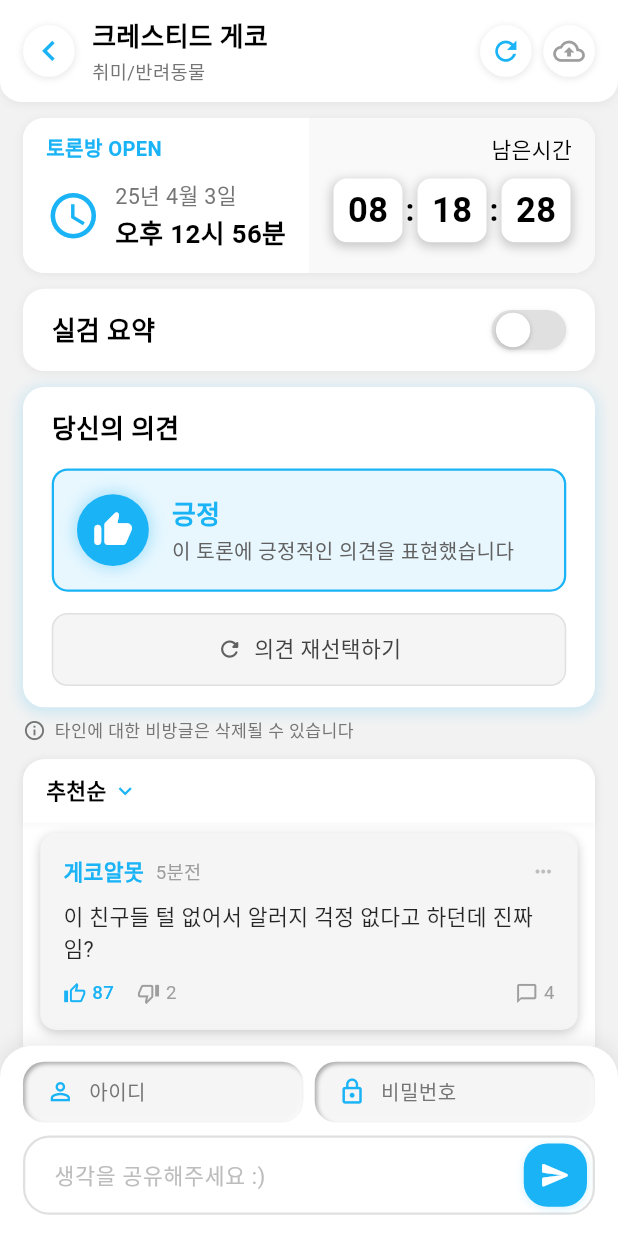
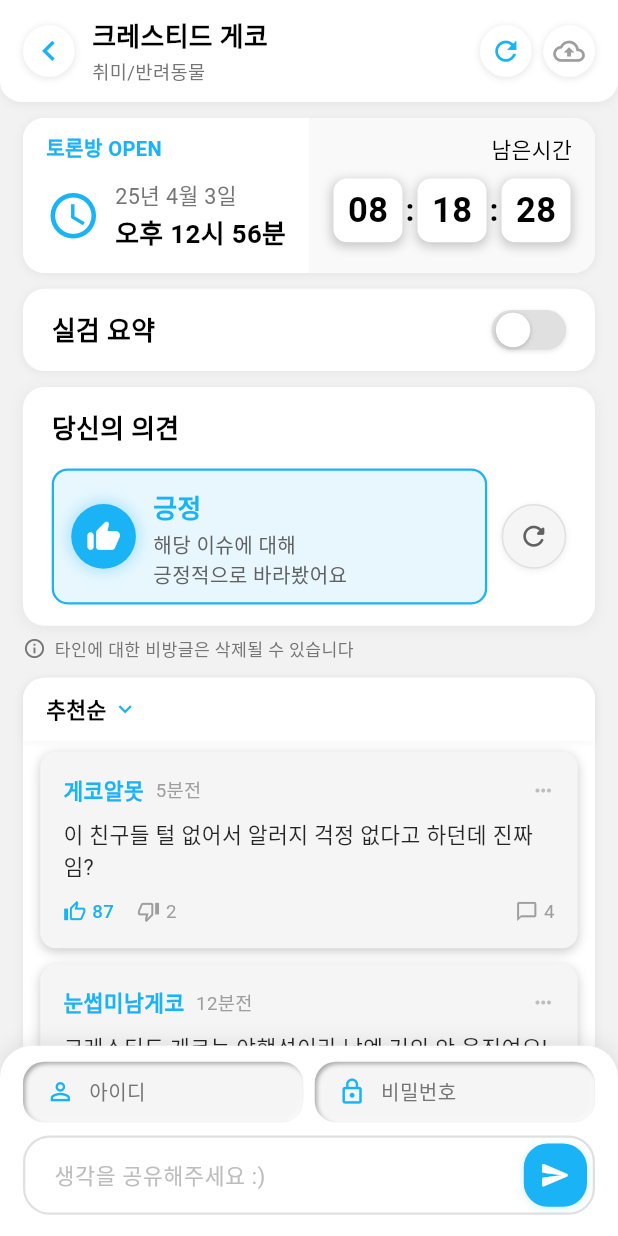
Before and after one commit to kara090813/trendly, a Flutter app: the DiscussionRoomScreen screen opened directly with empty values, after a tap on "긍정", on a phone screen of 412 x 824 dp. Run offline on Flutter 3.47's test engine with Material 3 defaults, Android fonts, the phone set to English and light mode, and no system bars; drawn by our look-alikes of flutter_animate; our stand-ins replace auto_size_text, flutter_neumorphic_plus, flutter_screenutil, flutter_spinkit, flutter_staggered_animations, freezed_annotation and 4 more; accounts and stored records are empty; network calls fail; Roboto replaces fonts that are missing (asgm).

Commit message:
discussionRoom reaction animation 2

```diff
--- a/lib/screens/discussionRoom_screen.dart
+++ b/lib/screens/discussionRoom_screen.dart
@@ -2,6 +2,7 @@ import 'package:flutter/material.dart';
 import 'package:flutter_screenutil/flutter_screenutil.dart';
 import 'package:go_router/go_router.dart';
 import 'package:flutter_neumorphic_plus/flutter_neumorphic.dart';
+import 'package:flutter_animate/flutter_animate.dart';
 import 'dart:math' as math;
 
 class DiscussionRoomScreen extends StatefulWidget {
@@ -16,7 +17,8 @@ class DiscussionRoomScreen extends StatefulWidget {
   State<DiscussionRoomScreen> createState() => _DiscussionRoomScreenState();
 }
 
-class _DiscussionRoomScreenState extends State<DiscussionRoomScreen> with SingleTickerProviderStateMixin {
+class _DiscussionRoomScreenState extends State<DiscussionRoomScreen>
+    with SingleTickerProviderStateMixin {
   bool _isRealTimeSummaryEnabled = false;
   String? _selectedSentiment; // null, 'positive', 'neutral', 'negative'
   bool _isAnimating = false;
@@ -24,6 +26,10 @@ class _DiscussionRoomScreenState extends State<DiscussionRoomScreen> with Single
   // 애니메이션 컨트롤러
   late AnimationController _animController;
   late Animation<double> _pulseAnimation;
+
+  final GlobalKey _positiveKey = GlobalKey();
+  final GlobalKey _neutralKey = GlobalKey();
+  final GlobalKey _negativeKey = GlobalKey();
 
   @override
   void initState() {
@@ -35,9 +41,8 @@ class _DiscussionRoomScreenState extends State<DiscussionRoomScreen> with Single
       duration: Duration(milliseconds: 400),
     );
 
-    _pulseAnimation = Tween<double>(begin: 1.0, end: 1.08).animate(
-        CurvedAnimation(parent: _animController, curve: Curves.easeInOutBack)
-    );
+    _pulseAnimation = Tween<double>(begin: 1.0, end: 1.05).animate(
+        CurvedAnimation(parent: _animController, curve: Curves.easeInOutBack));
 
     _animController.addStatusListener((status) {
       if (status == AnimationStatus.completed) {
@@ -76,17 +81,18 @@ class _DiscussionRoomScreenState extends State<DiscussionRoomScreen> with Single
                     SizedBox(height: 12.h),
                     // 감정 버튼 영역 (애니메이션 전환)
                     AnimatedSwitcher(
-                      duration: Duration(milliseconds: 500),
+                      duration: Duration(milliseconds: 600),
                       transitionBuilder: (Widget child, Animation<double> animation) {
+                        // custom 전환 효과
                         return FadeTransition(
                           opacity: animation,
-                          child: SlideTransition(
-                            position: Tween<Offset>(
-                              begin: Offset(0.0, 0.1),
-                              end: Offset.zero,
+                          child: ScaleTransition(
+                            scale: Tween<double>(
+                                begin: 0.95,
+                                end: 1.0
                             ).animate(CurvedAnimation(
                               parent: animation,
-                              curve: Curves.easeOutCubic,
+                              curve: Curves.easeOutBack,
                             )),
                             child: child,
                           ),
@@ -139,14 +145,16 @@ class _DiscussionRoomScreenState extends State<DiscussionRoomScreen> with Single
     );
   }
 
-  // 감정 선택 버튼 섹션
+  // 감정 선택 버튼 섹션 수정
   Widget _buildEmotionButtonsSection() {
-    // 감정이 선택되지 않은 경우
-    if (_selectedSentiment == null) {
+    // 고정 크기로 컨테이너 설정
+    final containerHeight = 180.h;
+
     return Container(
-        key: ValueKey('emotion_selection'),
+      key: ValueKey('emotion_container'),
       margin: EdgeInsets.symmetric(horizontal: 16.w),
       padding: EdgeInsets.symmetric(horizontal: 20.w, vertical: 16.h),
+      height: containerHeight,
       decoration: BoxDecoration(
         color: Colors.white,
         borderRadius: BorderRadius.circular(16.r),
@@ -161,100 +169,75 @@ class _DiscussionRoomScreenState extends State<DiscussionRoomScreen> with Single
       child: Column(
         crossAxisAlignment: CrossAxisAlignment.start,
         children: [
-            Row(
-              children: [
-                Icon(
-                  Icons.how_to_vote_rounded,
-                  color: Color(0xFF19B3F6),
-                  size: 24.sp,
-                ),
-                SizedBox(width: 8.w),
+          // 헤더 - 선택 전/후에 따라 다르게 표시
           Text(
-                  "당신의 의견을 알려주세요",
-                  style: TextStyle(
-                    fontSize: 18.sp,
-                    fontWeight: FontWeight.w600,
-                  ),
-                ),
-              ],
-            ),
-            SizedBox(height: 20.h),
-            // 애니메이션된 버튼 행
-            TweenAnimationBuilder(
-              tween: Tween<double>(begin: 0.0, end: 1.0),
-              duration: Duration(milliseconds: 800),
-              curve: Curves.elasticOut,
-              builder: (context, double value, child) {
-                return Transform.scale(
-                  scale: value,
-                  child: child,
-                );
-              },
-              child: Row(
-                children: [
-                  _buildEmotionButton(
-                    label: "긍정",
-                    icon: Icons.thumb_up_rounded,
-                    color: Color(0xFF19B3F6),
-                    onTap: () => _handleEmotionSelection('positive'),
-                  ),
-                  SizedBox(width: 10.w),
-                  _buildEmotionButton(
-                    label: "중립",
-                    icon: Icons.thumbs_up_down_rounded,
-                    color: Colors.grey,
-                    onTap: () => _handleEmotionSelection('neutral'),
-                  ),
-                  SizedBox(width: 10.w),
-                  _buildEmotionButton(
-                    label: "부정",
-                    icon: Icons.thumb_down_rounded,
-                    color: Color(0xFFE74C3C),
-                    onTap: () => _handleEmotionSelection('negative'),
-                  ),
-                ],
-              ),
-            ),
-          ],
-        ),
-      );
-    }
-    // 감정이 선택된 경우
-    else {
-      final EmotionData emotionData = _getEmotionData(_selectedSentiment!);
-
-      return Container(
-        key: ValueKey('emotion_selected'),
-        margin: EdgeInsets.symmetric(horizontal: 16.w),
-        padding: EdgeInsets.symmetric(horizontal: 20.w, vertical: 16.h),
-        decoration: BoxDecoration(
-          color: Colors.white,
-          borderRadius: BorderRadius.circular(16.r),
-          boxShadow: [
-            BoxShadow(
-              color: emotionData.color.withOpacity(0.2),
-              blurRadius: 8,
-              spreadRadius: 1,
-              offset: Offset(0, 2),
-            ),
-          ],
-        ),
-        child: Column(
-          crossAxisAlignment: CrossAxisAlignment.start,
-          children: [
-            Text(
-              "당신의 의견",
+            _selectedSentiment == null ? "당신의 의견을 알려주세요" : "당신의 의견",
             style: TextStyle(
               fontSize: 18.sp,
               fontWeight: FontWeight.w600,
             ),
           ),
           SizedBox(height: 16.h),
-            // 선택된 감정 카드 (펄스 애니메이션)
-            ScaleTransition(
-              scale: _pulseAnimation,
+
+          // 애니메이션 영역 - Expanded로 남은 공간 채우기
+          Expanded(
+              child: _selectedSentiment == null
+                  ? _buildSelectionButtons() // 선택 전 버튼들
+                  : _buildSelectedOpinion() // 선택 후 내용
+              ),
+        ],
+      ),
+    );
+  }
+
+  // 수정된 선택 버튼 부분
+  Widget _buildSelectionButtons() {
+    return Row(
+      children: [
+        Expanded(
+          child: _buildEmotionButton(
+            key: _positiveKey,
+            label: "긍정",
+            icon: Icons.thumb_up_rounded,
+            color: Color(0xFF19B3F6),
+            onTap: () => _handleEmotionSelection('positive'),
+          ).animate().fadeIn(duration: 400.ms),
+        ),
+        SizedBox(width: 10.w),
+        Expanded(
+          child: _buildEmotionButton(
+            key: _neutralKey,
+            label: "중립",
+            icon: Icons.thumbs_up_down_rounded,
+            color: Colors.grey,
+            onTap: () => _handleEmotionSelection('neutral'),
+          ).animate().fadeIn(duration: 400.ms, delay: 100.ms),
+        ),
+        SizedBox(width: 10.w),
+        Expanded(
+          child: _buildEmotionButton(
+            key: _negativeKey,
+            label: "부정",
+            icon: Icons.thumb_down_rounded,
+            color: Color(0xFFE74C3C),
+            onTap: () => _handleEmotionSelection('negative'),
+          ).animate().fadeIn(duration: 400.ms, delay: 200.ms),
+        ),
+      ],
+    );
+  }
+
+// 선택 후 - 선택된 의견과 재선택 버튼
+  Widget _buildSelectedOpinion() {
+    final EmotionData emotionData = _getEmotionData(_selectedSentiment!);
+
+    return Row(
+      children: [
+        // 선택된 감정 카드 (넓은 영역)
+        Expanded(
+          flex: 9,
           child: Container(
-                padding: EdgeInsets.all(16.w),
+            padding: EdgeInsets.all(12.w),
             decoration: BoxDecoration(
               color: emotionData.color.withOpacity(0.1),
               borderRadius: BorderRadius.circular(12.r),
@@ -265,11 +248,9 @@ class _DiscussionRoomScreenState extends State<DiscussionRoomScreen> with Single
             ),
             child: Row(
               children: [
-                    AnimatedContainer(
-                      duration: Duration(milliseconds: 300),
-                      curve: Curves.easeOutBack,
-                      width: 50.w,
-                      height: 50.w,
+                Container(
+                  width: 45.w,
+                  height: 45.w,
                   decoration: BoxDecoration(
                     color: emotionData.color,
                     shape: BoxShape.circle,
@@ -284,13 +265,29 @@ class _DiscussionRoomScreenState extends State<DiscussionRoomScreen> with Single
                   child: Icon(
                     emotionData.icon,
                     color: Colors.white,
-                        size: 28.sp,
+                    size: 24.sp,
                   ),
+                ).animate(
+                    onComplete: (controller) => _animController.forward(from: 0.0)
+                )
+                    .moveY(
+                    begin: 20,
+                    end: 0,
+                    duration: 400.ms,
+                    curve: Curves.easeOutCubic
+                )
+                    .scale(
+                    begin: Offset(0.6, 0.6),  // 수정: double -> Offset
+                    end: Offset(1.0, 1.0),    // 수정: double -> Offset
+                    duration: 600.ms,
+                    curve: Curves.elasticOut
                 ),
-                    SizedBox(width: 16.w),
+                SizedBox(width: 12.w),
                 Expanded(
                   child: Column(
+                    mainAxisSize: MainAxisSize.min,
                     crossAxisAlignment: CrossAxisAlignment.start,
+                    mainAxisAlignment: MainAxisAlignment.center,
                     children: [
                       Text(
                         emotionData.label,
@@ -299,7 +296,15 @@ class _DiscussionRoomScreenState extends State<DiscussionRoomScreen> with Single
                           fontWeight: FontWeight.bold,
                           color: emotionData.color,
                         ),
-                          ),
+                      ).animate()
+                          .moveX(
+                          begin: 20,
+                          end: 0,
+                          duration: 400.ms,
+                          delay: 200.ms,
+                          curve: Curves.easeOutCubic
+                      )
+                          .fadeIn(duration: 300.ms, delay: 200.ms),
                       SizedBox(height: 4.h),
                       Text(
                         emotionData.description,
@@ -307,107 +312,95 @@ class _DiscussionRoomScreenState extends State<DiscussionRoomScreen> with Single
                           fontSize: 14.sp,
                           color: Colors.grey[700],
                         ),
-                          ),
+                        maxLines: 2,
+                        overflow: TextOverflow.ellipsis,
+                      ).animate()
+                          .moveX(
+                          begin: 30,
+                          end: 0,
+                          duration: 500.ms,
+                          delay: 300.ms,
+                          curve: Curves.easeOutCubic
+                      )
+                          .fadeIn(duration: 400.ms, delay: 300.ms),
                     ],
                   ),
                 ),
               ],
             ),
+          ).animate()
+              .fadeIn(duration: 400.ms)
+              .scale(
+              begin: Offset(0.9, 0.9),  // 수정: double -> Offset
+              end: Offset(1.0, 1.0),    // 수정: double -> Offset
+              duration: 500.ms,
+              curve: Curves.easeOutBack
           ),
         ),
-            SizedBox(height: 16.h),
-            // 재선택 버튼 (페이드인 애니메이션)
-            TweenAnimationBuilder(
-              tween: Tween<double>(begin: 0.0, end: 1.0),
-              duration: Duration(milliseconds: 400),
-              curve: Curves.easeOut,
-              builder: (context, double value, child) {
-                return Transform.translate(
-                  offset: Offset(0, 20 * (1 - value)),
-                  child: Opacity(
-                    opacity: value.clamp(0.0, 1.0), // 값을 0~1 사이로 제한
-                    child: child,
-                  ),
-                );
-              },
-              child: GestureDetector(
+
+        SizedBox(width: 10.w),
+
+        // 리로드 아이콘 (재선택 버튼)
+        GestureDetector(
           onTap: _resetEmotionSelection,
           child: Container(
-                  width: double.infinity,
-                  padding: EdgeInsets.symmetric(vertical: 14.h),
+            width: 45.w,
+            height: 45.w,
             decoration: BoxDecoration(
               color: Colors.grey[100],
-                    borderRadius: BorderRadius.circular(12.r),
+              shape: BoxShape.circle,
               border: Border.all(
                 color: Colors.grey[300]!,
                 width: 1,
               ),
-                  ),
-                  child: Row(
-                    mainAxisAlignment: MainAxisAlignment.center,
-                    children: [
-                      Icon(
-                        Icons.refresh_rounded,
-                        size: 18.sp,
-                        color: Colors.grey[700],
-                      ),
-                      SizedBox(width: 8.w),
-                      Text(
-                        "의견 재선택하기",
-                        style: TextStyle(
-                          fontSize: 15.sp,
-                          fontWeight: FontWeight.w500,
-                          color: Colors.grey[800],
-                        ),
+              boxShadow: [
+                BoxShadow(
+                  color: Colors.grey.withOpacity(0.2),
+                  blurRadius: 3,
+                  spreadRadius: 0,
+                  offset: Offset(0, 1),
                 ),
               ],
             ),
+            child: Center(
+              child: Icon(
+                Icons.refresh_rounded,
+                size: 22.sp,
+                color: Colors.grey[700],
               ),
             ),
           ),
+        ).animate()
+            .fadeIn(duration: 400.ms, delay: 500.ms)
+            .scale(
+            begin: Offset(0.5, 0.5),  // 수정: double -> Offset
+            end: Offset(1.0, 1.0),    // 수정: double -> Offset
+            duration: 500.ms,
+            curve: Curves.elasticOut
+        )
+            .rotate(
+            begin: -0.5,
+            end: 0,
+            duration: 600.ms,
+            curve: Curves.easeOutBack
+        ),
       ],
-        ),
     );
   }
-  }
 
-  // 개별 감정 버튼 위젯 - 수정됨
+  // 감정 버튼 위젯 - 수정됨
   Widget _buildEmotionButton({
+    Key? key,
     required String label,
     required IconData icon,
     required Color color,
     required VoidCallback onTap,
   }) {
-    return Expanded(
-      child: TweenAnimationBuilder(
-        tween: Tween<double>(begin: 0.0, end: 1.0),
-        duration: Duration(milliseconds: 500),
-        curve: Curves.easeOut, // easeOutBack에서 easeOut으로 변경
-        builder: (context, double value, child) {
-          // 값을 0과 1 사이로 제한
-          final safeOpacity = value.clamp(0.0, 1.0);
-          final safeScale = 0.5 + (0.5 * value.clamp(0.0, 1.0));
-
-          return Opacity(
-            opacity: safeOpacity,
-            child: Transform.translate(
-              offset: Offset(0, 30 * (1 - safeOpacity)),
-              child: Transform.scale(
-                scale: safeScale,
-                child: child,
-              ),
-            ),
-          );
-        },
-        child: Material(
+    return Material(
+      key: key,
       color: Colors.transparent,
       child: InkWell(
-            onTap: () {
-              // 터치 효과를 위한 애니메이션 실행
-              _animController.forward(from: 0.0);
-              // 실제 감정 선택 처리
-              onTap();
-            },
+        onTap: onTap,
         borderRadius: BorderRadius.circular(12.r),
         child: Ink(
           decoration: BoxDecoration(
@@ -443,14 +436,12 @@ class _DiscussionRoomScreenState extends State<DiscussionRoomScreen> with Single
                 Text(
                   label,
                   style: TextStyle(
-                        fontSize: 15.sp,
+                    fontSize: 16.sp,
                     fontWeight: FontWeight.bold,
                     color: Colors.white,
                   ),
                 ),
               ],
-                ),
-              ),
             ),
           ),
         ),
@@ -466,21 +457,21 @@ class _DiscussionRoomScreenState extends State<DiscussionRoomScreen> with Single
           label: "긍정",
           icon: Icons.thumb_up_rounded,
           color: Color(0xFF19B3F6),
-          description: "이 토론에 긍정적인 의견을 표현했습니다",
+          description: "해당 이슈에 대해\n긍정적으로 바라봤어요",
         );
       case 'neutral':
         return EmotionData(
           label: "중립",
           icon: Icons.thumbs_up_down_rounded,
           color: Colors.grey,
-          description: "이 토론에 중립적인 의견을 표현했습니다",
+          description: "해당 이슈에 대해\n중립적으로 바라봤어요",
         );
       case 'negative':
         return EmotionData(
           label: "부정",
           icon: Icons.thumb_down_rounded,
           color: Color(0xFFE74C3C),
-          description: "이 토론에 부정적인 의견을 표현했습니다",
+          description: "해당 이슈에 대해\n부정적으로 바라봤어요",
         );
       default:
         return EmotionData(
@@ -492,18 +483,17 @@ class _DiscussionRoomScreenState extends State<DiscussionRoomScreen> with Single
     }
   }
 
+
   // 감정 선택 처리 메서드
   void _handleEmotionSelection(String sentiment) {
+    // 애니메이션 플래그 설정
     setState(() {
       _isAnimating = true;
-      _selectedSentiment = sentiment;
+      _selectedSentiment = sentiment; // 즉시 상태 업데이트
     });
 
-    // 애니메이션 효과 실행
-    _animController.forward(from: 0.0);
-
-    // 애니메이션 종료 후 상태 업데이트
-    Future.delayed(Duration(milliseconds: 500), () {
+    // 애니메이션이 완료된 후 플래그 해제
+    Future.delayed(Duration(milliseconds: 800), () {
       if (mounted) {
         setState(() {
           _isAnimating = false;
@@ -516,22 +506,16 @@ class _DiscussionRoomScreenState extends State<DiscussionRoomScreen> with Single
   void _resetEmotionSelection() {
     setState(() {
       _isAnimating = true;
+      _selectedSentiment = null; // 즉시 상태 업데이트
     });
 
-    Future.delayed(Duration(milliseconds: 300), () {
-      if (mounted) {
-        setState(() {
-          _selectedSentiment = null;
-        });
-      }
-
-      Future.delayed(Duration(milliseconds: 200), () {
+    // 애니메이션이 완료된 후 플래그 해제
+    Future.delayed(Duration(milliseconds: 600), () {
       if (mounted) {
         setState(() {
           _isAnimating = false;
         });
       }
-      });
     });
   }
 
@@ -976,21 +960,80 @@ class _DiscussionRoomScreenState extends State<DiscussionRoomScreen> with Single
                   dislikes: 2,
                   comments: 4,
                 ),
-                // 여기에 더 많은 댓글이 있다는 것을 표시
-                Container(
-                  width: double.infinity,
-                  padding: EdgeInsets.symmetric(vertical: 12.h),
-                  alignment: Alignment.center,
-                  child: Text(
-                    "더 많은 댓글 보기 (9+)",
-                    style: TextStyle(
-                      fontSize: 14.sp,
-                      color: Color(0xFF19B3F6),
-                      fontWeight: FontWeight.w500,
+                _buildCommentItem(
+                  nickname: "눈썹미남게코",
+                  time: "12분전",
+                  content: "크레스티드 게코는 야행성이라 낮엔 거의 안 움직여요! 처음엔 고장난 줄 알았음ㅋㅋ",
+                  likes: 134,
+                  dislikes: 3,
+                  comments: 7,
                 ),
+                _buildCommentItem(
+                  nickname: "동물농장매니아",
+                  time: "22분전",
+                  content: "예전에 TV에서 크레 나왔던 거 봤는데, 진짜 얌전하고 귀엽더라구요. 사료 같은 것도 따로 있나요?",
+                  likes: 76,
+                  dislikes: 1,
+                  comments: 2,
                 ),
+                _buildCommentItem(
+                  nickname: "도마뱀아빠",
+                  time: "30분전",
+                  content: "우리집 크레는 이름이 '콩이'인데, 손 위에 올려놓으면 가만히 있어서 심장 녹음ㅠㅠ",
+                  likes: 243,
+                  dislikes: 4,
+                  comments: 15,
                 ),
-              ],
+                _buildCommentItem(
+                  nickname: "한밤의게코",
+                  time: "42분전",
+                  content: "야행성이라 밤마다 나랑 같이 생활하는 중... 나보다 더 규칙적인 듯;;",
+                  likes: 118,
+                  dislikes: 3,
+                  comments: 6,
+                ),
+                _buildCommentItem(
+                  nickname: "초보파충류러",
+                  time: "1시간전",
+                  content: "습도는 어느 정도로 유지해야 하나요? 자꾸 피막 벗기기 실패해서 걱정입니다ㅠ",
+                  likes: 97,
+                  dislikes: 6,
+                  comments: 9,
+                ),
+                _buildCommentItem(
+                  nickname: "사랑해크레야",
+                  time: "1시간 20분전",
+                  content: "크레 눈에 속눈썹 같은 거 있어서 너무 예뻐요. 눈 안 닦아줘도 되나 궁금하네요.",
+                  likes: 64,
+                  dislikes: 2,
+                  comments: 3,
+                ),
+                _buildCommentItem(
+                  nickname: "야생의마음",
+                  time: "2시간전",
+                  content: "사육보다 자연이 좋다고 생각하지만... 요즘 자연에서 보기 힘들어진 게 안타깝네요.",
+                  likes: 102,
+                  dislikes: 17,
+                  comments: 11,
+                ),
+                _buildCommentItem(
+                  nickname: "도마도마",
+                  time: "2시간 30분전",
+                  content: "크레는 수직 사육장 좋아한다던데 높이 어느 정도로 맞춰야 해요?",
+                  likes: 55,
+                  dislikes: 0,
+                  comments: 5,
+                ),
+                _buildCommentItem(
+                  nickname: "파충류수집가",
+                  time: "3시간전",
+                  content: "크레는 점프력이 꽤 좋아요. 뚜껑 안 닫으면 탈출합니다 진짜임...",
+                  likes: 149,
+                  dislikes: 9,
+                  comments: 13,
+                ),
+              ]
+
             ),
           ),
 
@@ -1173,9 +1216,11 @@ class _DiscussionRoomScreenState extends State<DiscussionRoomScreen> with Single
                     shape: NeumorphicShape.flat,
                     lightSource: LightSource.topLeft,
                     color: Color(0xFFF5F5F5),
-                    boxShape: NeumorphicBoxShape.roundRect(BorderRadius.circular(16.r)),
+                    boxShape: NeumorphicBoxShape.roundRect(
+                        BorderRadius.circular(16.r)),
                   ),
-                  padding: EdgeInsets.symmetric(horizontal: 16.w, vertical: 12.h),
+                  padding:
+                      EdgeInsets.symmetric(horizontal: 16.w, vertical: 12.h),
                   child: Row(
                     mainAxisAlignment: MainAxisAlignment.start,
                     crossAxisAlignment: CrossAxisAlignment.center,
@@ -1207,9 +1252,11 @@ class _DiscussionRoomScreenState extends State<DiscussionRoomScreen> with Single
                     shape: NeumorphicShape.flat,
                     lightSource: LightSource.topLeft,
                     color: Color(0xFFF5F5F5),
-                    boxShape: NeumorphicBoxShape.roundRect(BorderRadius.circular(16.r)),
+                    boxShape: NeumorphicBoxShape.roundRect(
+                        BorderRadius.circular(16.r)),
                   ),
-                  padding: EdgeInsets.symmetric(horizontal: 16.w, vertical: 12.h),
+                  padding:
+                      EdgeInsets.symmetric(horizontal: 16.w, vertical: 12.h),
                   child: Row(
                     mainAxisAlignment: MainAxisAlignment.start,
                     crossAxisAlignment: CrossAxisAlignment.center,
--- a/pubspec.yaml
+++ b/pubspec.yaml
@@ -45,6 +45,7 @@ dependencies:
   flutter_staggered_animations: ^1.1.1
   shimmer: ^3.0.0
   flutter_spinkit: ^5.2.0
+  flutter_animate: ^4.1.1+1
 
   # The following adds the Cupertino Icons font to your application.
   # Use with the CupertinoIcons class for iOS style icons.
```
Also changed, not shown: pubspec.lock. Lines whose indentation alone changed are shown as unchanged.
